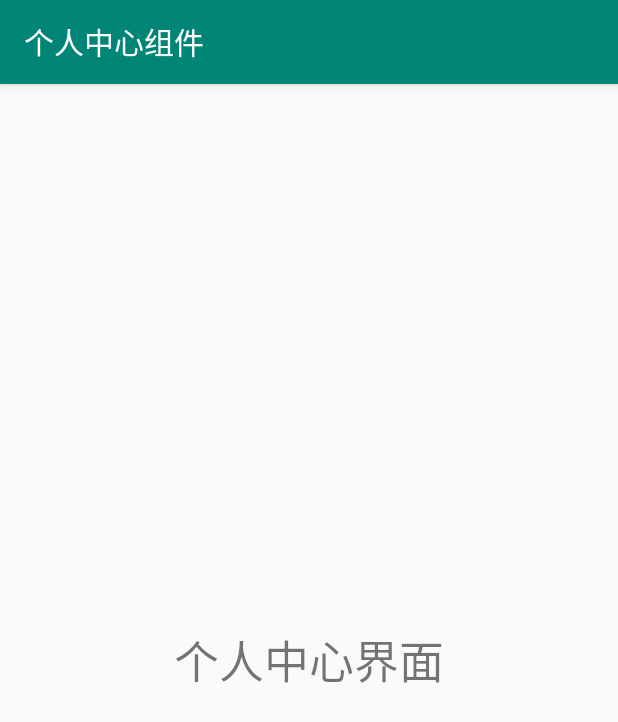
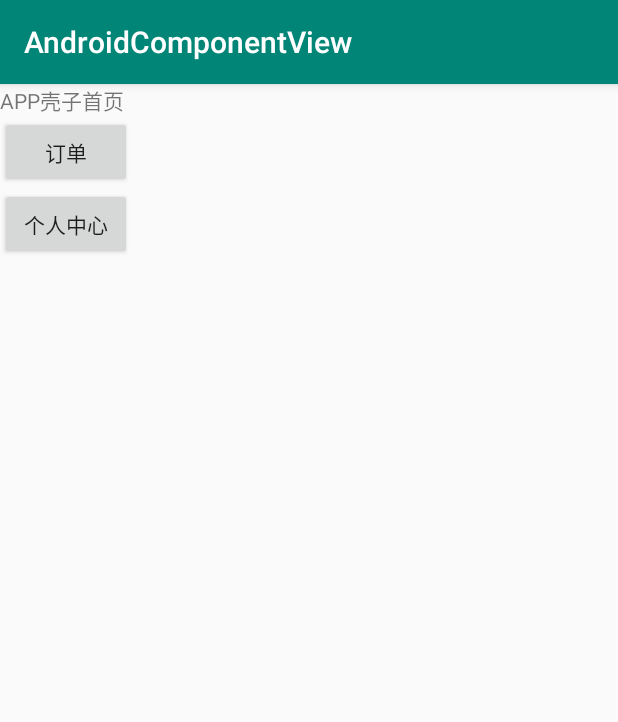
Before and after one commit to pingji2016/AndroidComponentView, an Android app: the screen it shows after launch (PersonalMainActivity before the commit, MainActivity after it), on a phone screen of 412 x 824 dp. Shown: the top 722 px of the screen. Run offline under Robolectric (Android 15) with nearby library versions, the phone set to English and light mode, and no system bars; libraries missing offline, so code that uses them is left out: com.example.order, com.example.personal.

Commit message:
[android 组件化实战] oder,personal,common界面调转

```diff
--- a/app/src/main/res/layout/activity_main.xml
+++ b/app/src/main/res/layout/activity_main.xml
@@ -1,7 +1,9 @@
 <?xml version="1.0" encoding="utf-8"?>
-<android.support.constraint.ConstraintLayout xmlns:android="http://schemas.android.com/apk/res/android"
+<LinearLayout
+    xmlns:android="http://schemas.android.com/apk/res/android"
     xmlns:app="http://schemas.android.com/apk/res-auto"
     xmlns:tools="http://schemas.android.com/tools"
+    android:orientation="vertical"
     android:layout_width="match_parent"
     android:layout_height="match_parent"
     tools:context=".MainActivity">
@@ -9,10 +11,22 @@
     <TextView
         android:layout_width="wrap_content"
         android:layout_height="wrap_content"
-        android:text="Hello World!"
+        android:text="APP壳子首页"
         app:layout_constraintBottom_toBottomOf="parent"
         app:layout_constraintLeft_toLeftOf="parent"
         app:layout_constraintRight_toRightOf="parent"
         app:layout_constraintTop_toTopOf="parent" />
 
-</android.support.constraint.ConstraintLayout>
+    <Button
+        android:text="订单"
+        android:onClick="toOrderModule"
+        android:layout_width="wrap_content"
+        android:layout_height="wrap_content" />
+
+    <Button
+        android:text="个人中心"
+        android:onClick="toPersonalModule"
+        android:layout_width="wrap_content"
+        android:layout_height="wrap_content" />
+
+</LinearLayout>
--- a/app_config.gradle
+++ b/app_config.gradle
@@ -1,6 +1,6 @@
 ext  {
 
-    isRelease = false
+    isRelease = true
 
     app_android = [
             compileSdkVersion : 28
```
Also changed, not shown: app/src/main/java/com/example/wq/androidcomponentview/MainActivity.java (+13 -0 lines).
